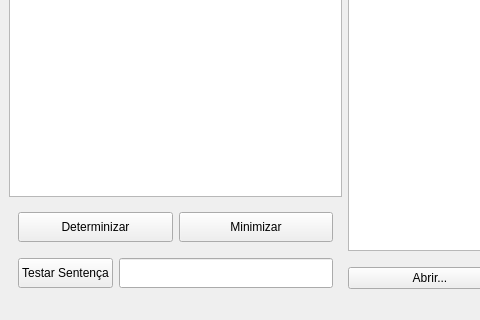
Above: window.ui from gabrielmuller/formais2 before the change; both pictures show x 0 to 480 and y 180 to 500 of the 1030 by 500 pixel window. Below: the same form after it.
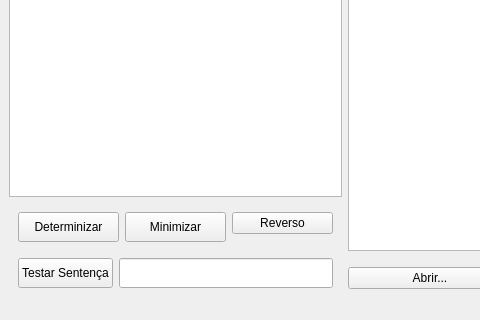
That is the form after the change.

Patch:
```diff
--- a/window.ui
+++ b/window.ui
@@ -115,6 +115,19 @@
            </property>
           </widget>
          </item>
+         <item>
+          <widget class="QPushButton" name="reverse_button">
+           <property name="maximumSize">
+            <size>
+             <width>16777215</width>
+             <height>22</height>
+            </size>
+           </property>
+           <property name="text">
+            <string>Reverso</string>
+           </property>
+          </widget>
+         </item>
         </layout>
        </widget>
       </item>
```
Left out of the diff: 26 changed lines with no effect on the pictures.
